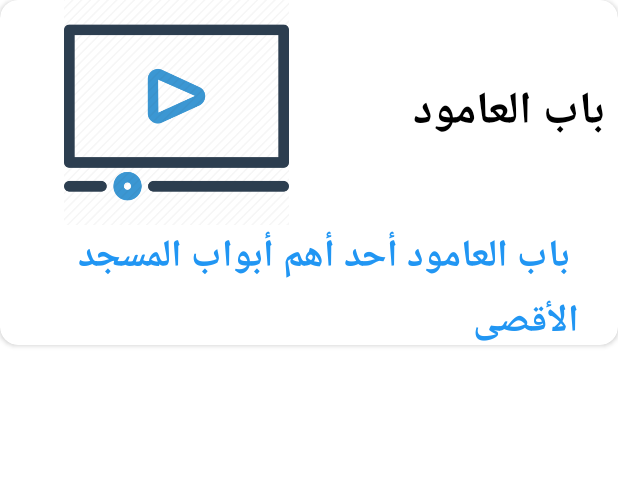
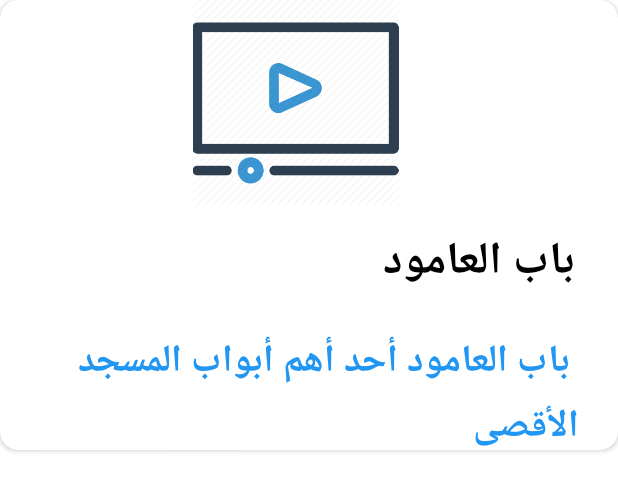
Before and after one commit to ayamaher4/CloudProject, an Android app: the layout about_item.xml on its own in the app's theme, with its tools: preview values and no code run, on a phone screen of 412 x 824 dp. Shown: the top 491 px of the screen. Run offline under Robolectric (Android 15) with nearby library versions, the light colour scheme and no system bars.

Commit message:
commit A

```diff
--- a/app/build.gradle
+++ b/app/build.gradle
@@ -65,5 +65,6 @@ dependencies {
     implementation 'com.squareup.okhttp3:logging-interceptor:4.9.0'
     implementation 'com.squareup.retrofit2:converter-gson:2.9.0'
     implementation 'com.squareup.picasso:picasso:2.71828'
+    implementation 'de.hdodenhof:circleimageview:3.0.1'
 }
 apply plugin: 'com.google.gms.google-services'
--- a/app/src/main/java/Fragments/WatchFragment.java
+++ b/app/src/main/java/Fragments/VideoFragment.java
@@ -19,7 +19,7 @@ import com.google.android.exoplayer2.ui.PlayerView;
 import com.google.android.exoplayer2.upstream.DataSource;
 import com.google.android.exoplayer2.upstream.DefaultDataSourceFactory;
 
-public class WatchFragment extends Fragment {
+public class VideoFragment extends Fragment {
 
     String uri1="https://firebasestorage.googleapiscomgs://cloudproject-3862c.appspot.com/WatchVideo/جولة رائعة في مدينة القدس - like & subscribe & comment.mp4";
     String uri2 ="https://firebasestorage.googleapis.comgs://cloudproject-3862c.appspot.com/WatchVideo/اجمل تصوير جوي القدس الشريف - HD.mp4";
@@ -49,7 +49,7 @@ public class WatchFragment extends Fragment {
 
     @Override
     public View onCreateView(LayoutInflater inflater, ViewGroup container,Bundle savedInstanceState) {
-        View root = inflater.inflate(R.layout.fragment_watch, container, false);
+        View root = inflater.inflate(R.layout.fragment_vedio, container, false);
 
         playerView1 = root.findViewById(R.id.videoview1);
         playerView2 = root.findViewById(R.id.videoview2);
--- a/app/src/main/res/layout/about_item.xml
+++ b/app/src/main/res/layout/about_item.xml
@@ -3,7 +3,7 @@
     xmlns:app="http://schemas.android.com/apk/res-auto"
     android:layout_width="match_parent"
     app:cardCornerRadius="12dp"
-    android:layout_height="230dp"
+    android:layout_height="300dp"
     xmlns:tools="http://schemas.android.com/tools">
 
 
@@ -11,8 +11,8 @@
         android:id="@+id/text_t"
         android:layout_width="153dp"
         android:layout_height="50dp"
-        android:layout_marginStart="250dp"
-        android:layout_marginTop="50dp"
+        android:layout_marginStart="230dp"
+        android:layout_marginTop="150dp"
         android:textColor="@color/black"
         android:textSize="30sp"
         android:textStyle="bold"
@@ -23,7 +23,7 @@
         android:layout_width="376dp"
         android:layout_height="wrap_content"
         android:layout_marginStart="10dp"
-        android:layout_marginTop="150dp"
+        android:layout_marginTop="220dp"
         android:textColor="#2196F3"
         android:textSize="25sp"
         android:textStyle="bold"
@@ -32,13 +32,8 @@
 
     <ImageView
         android:id="@+id/photo"
-        android:layout_width="235dp"
-        android:layout_height="150dp"
-        android:adjustViewBounds="true"
-        app:layout_constraintBottom_toBottomOf="parent"
-        app:layout_constraintEnd_toEndOf="parent"
-        app:layout_constraintStart_toStartOf="parent"
-        app:layout_constraintTop_toTopOf="parent"
+        android:layout_width="394dp"
+        android:layout_height="137dp"
         tools:src="@drawable/view" />
 
 </androidx.cardview.widget.CardView>
```
Also changed, not shown: app/src/main/java/model/Source.java (+25 -0 lines), app/src/main/res/layout/fragment_vedio.xml (renamed from app/src/main/res/layout/fragment_watch.xml).
